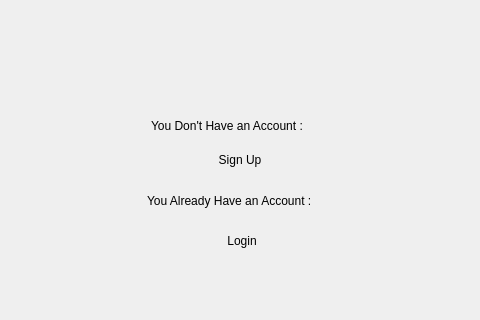
Qt form ToDo/mainpanel.ui (Amirrezach1383/uiap-final-project) before a commit; both pictures show x 259 to 739 and y 224 to 544 of the 1000 by 667 pixel window.
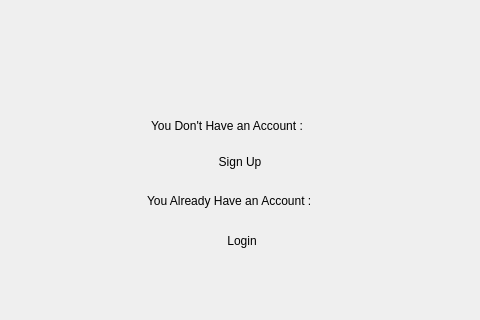
The same form after that commit. Icons and pictures are not drawn.

What changed in the file:
```diff
--- a/ToDo/mainpanel.ui
+++ b/ToDo/mainpanel.ui
@@ -71,7 +71,7 @@
     <property name="geometry">
      <rect>
       <x>384</x>
-      <y>358</y>
+      <y>360</y>
       <width>230</width>
       <height>51</height>
      </rect>
```
